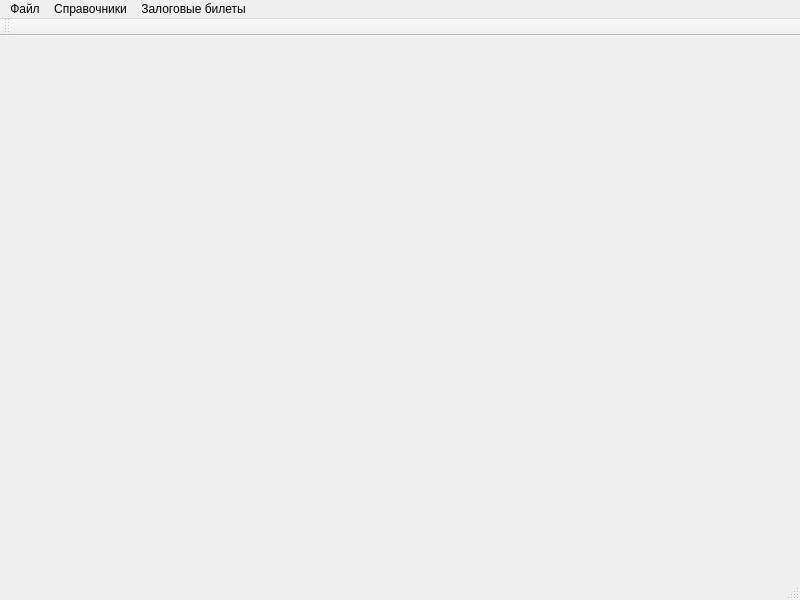
DARKDEAD/Lombard, file PyQt/AppLomb/MainWindow.ui: the form before one commit.
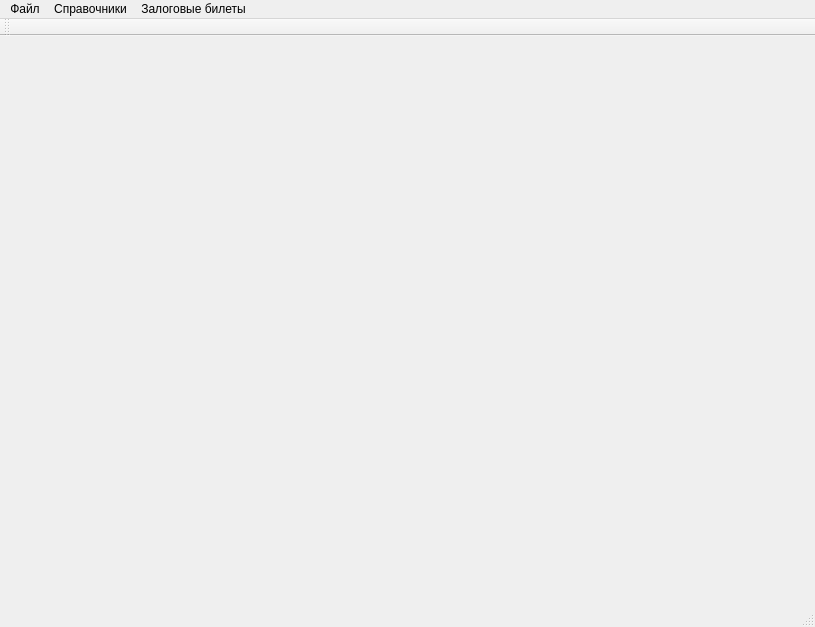
The form after the commit.

Diff of the .ui file:
```diff
--- a/PyQt/AppLomb/MainWindow.ui
+++ b/PyQt/AppLomb/MainWindow.ui
@@ -6,8 +6,8 @@
    <rect>
     <x>0</x>
     <y>0</y>
-    <width>800</width>
-    <height>600</height>
+    <width>815</width>
+    <height>627</height>
    </rect>
   </property>
   <property name="windowTitle">
@@ -19,7 +19,7 @@
     <rect>
      <x>0</x>
      <y>0</y>
-     <width>800</width>
+     <width>815</width>
      <height>21</height>
     </rect>
    </property>
@@ -43,7 +43,6 @@
    <addaction name="sprav"/>
    <addaction name="menu_3"/>
   </widget>
-  <widget class="QStatusBar" name="statusbar"/>
   <widget class="QToolBar" name="toolBar">
    <property name="windowTitle">
     <string>toolBar</string>
@@ -55,6 +54,7 @@
     <bool>false</bool>
    </attribute>
   </widget>
+  <widget class="QStatusBar" name="statusBar"/>
   <action name="sprKlients">
    <property name="text">
     <string>Клиенты</string>
```
